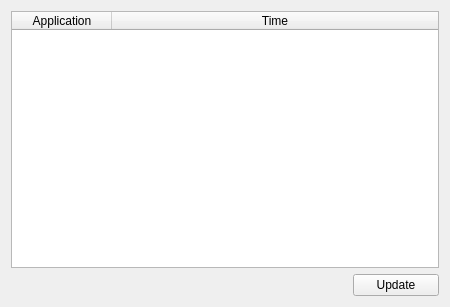
Qt form src/ui/screen_time_tab.ui (Archangel4148/Capstone-Project-Fall-2025) before a commit.
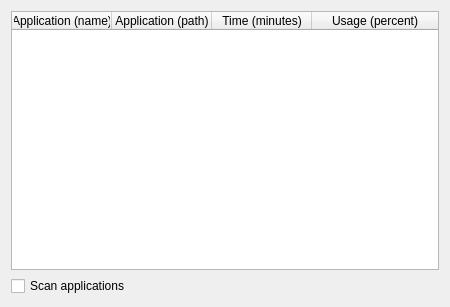
The same form after that commit.

Commit message: added more info to display and sorting options

Diff of the .ui file:
```diff
--- a/src/ui/screen_time_tab.ui
+++ b/src/ui/screen_time_tab.ui
@@ -18,6 +18,9 @@
     <layout class="QVBoxLayout" name="verticalLayout_4">
      <item>
       <widget class="QTableWidget" name="screen_time_table_widget">
+       <property name="sortingEnabled">
+        <bool>true</bool>
+       </property>
        <attribute name="horizontalHeaderCascadingSectionResizes">
         <bool>false</bool>
        </attribute>
@@ -32,35 +35,32 @@
        </attribute>
        <column>
         <property name="text">
-         <string>Application</string>
+         <string>Application (name)</string>
         </property>
        </column>
        <column>
         <property name="text">
-         <string>Time</string>
+         <string>Application (path)</string>
+        </property>
+       </column>
+       <column>
+        <property name="text">
+         <string>Time (minutes)</string>
+        </property>
+       </column>
+       <column>
+        <property name="text">
+         <string>Usage (percent)</string>
         </property>
        </column>
       </widget>
      </item>
      <item>
-      <layout class="QHBoxLayout" name="horizontalLayout_9" stretch="4,1">
+      <layout class="QHBoxLayout" name="horizontalLayout_9" stretch="0">
        <item>
-        <spacer name="horizontalSpacer">
-         <property name="orientation">
-          <enum>Qt::Horizontal</enum>
-         </property>
-         <property name="sizeHint" stdset="0">
-          <size>
-           <width>40</width>
-           <height>20</height>
-          </size>
-         </property>
-        </spacer>
-       </item>
-       <item>
-        <widget class="QPushButton" name="update_screen_time_button">
+        <widget class="QCheckBox" name="update_screen_time_button">
          <property name="text">
-          <string>Update</string>
+          <string>Scan applications</string>
          </property>
         </widget>
        </item>
```
The commit also changes 6 other files.
